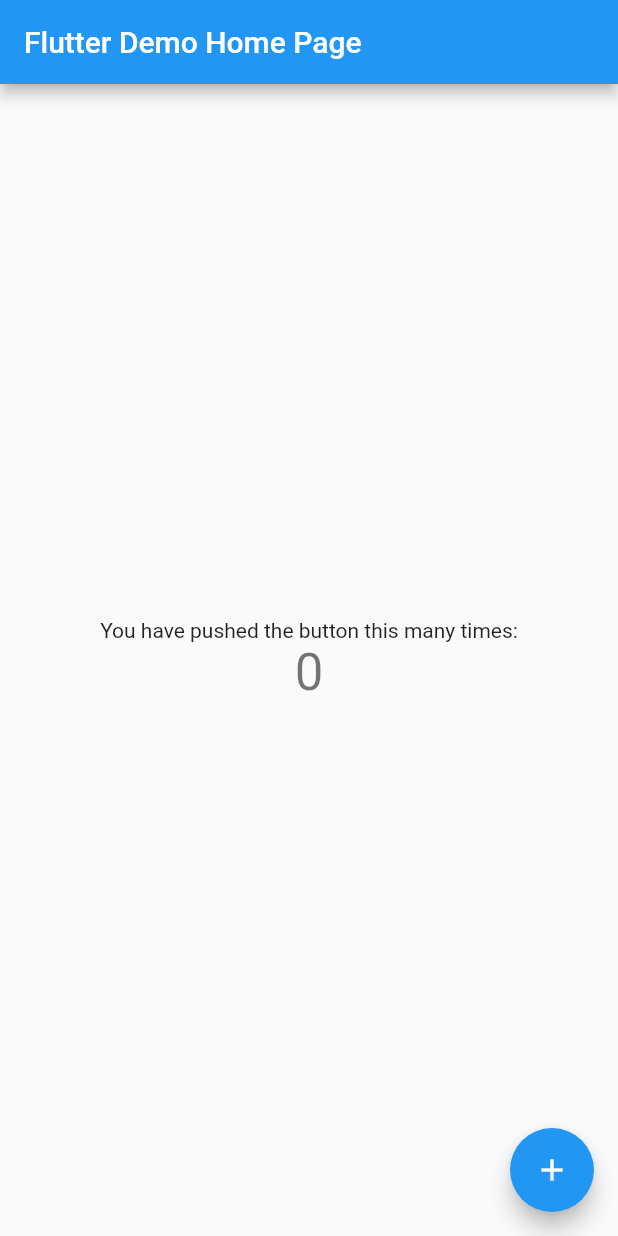
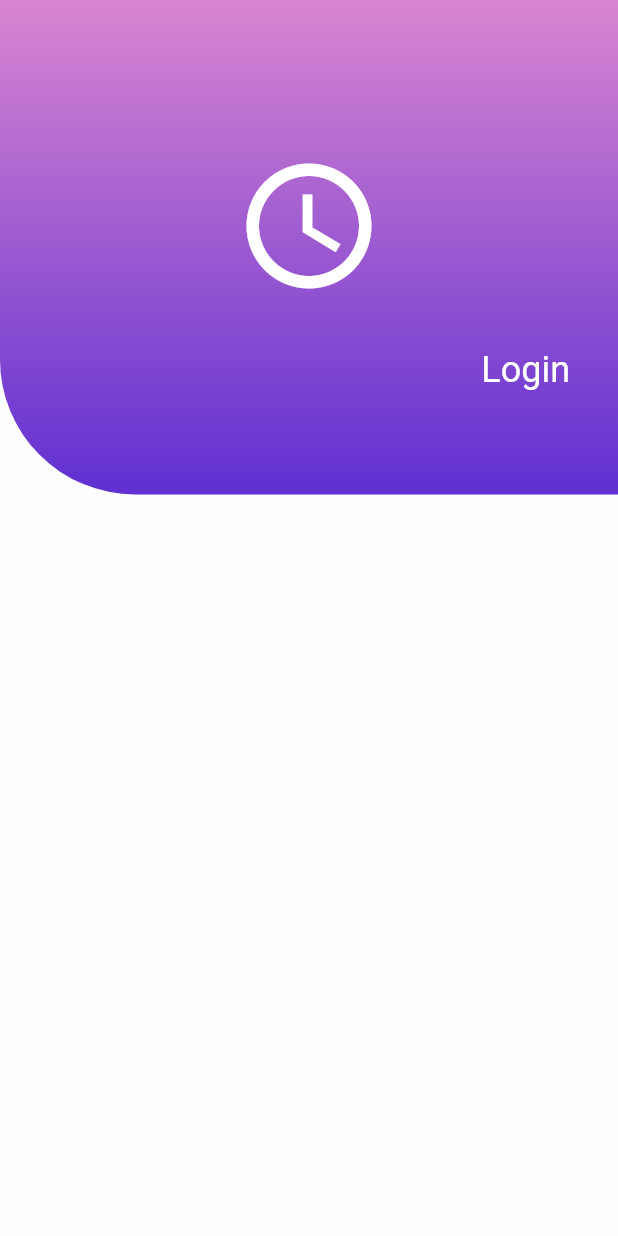
Before and after one commit to anwarabdullahn/saku-mobile, a Flutter app: the screen it shows after launch, on a phone screen of 412 x 824 dp. Run offline on Flutter 3.47's test engine with Material 2 defaults, Android fonts, the phone set to English and light mode, and no system bars.

Commit message:
login header

```diff
--- a/lib/main.dart
+++ b/lib/main.dart
@@ -1,4 +1,5 @@
 import 'package:flutter/material.dart';
+import './pages/LoginPage.dart';
 
 void main() => runApp(MyApp());
 
@@ -9,103 +10,11 @@ class MyApp extends StatelessWidget {
     return MaterialApp(
       title: 'Flutter Demo',
       theme: ThemeData(
-        // This is the theme of your application.
-        //
-        // Try running your application with "flutter run". You'll see the
-        // application has a blue toolbar. Then, without quitting the app, try
-        // changing the primarySwatch below to Colors.green and then invoke
-        // "hot reload" (press "r" in the console where you ran "flutter run",
-        // or simply save your changes to "hot reload" in a Flutter IDE).
-        // Notice that the counter didn't reset back to zero; the application
-        // is not restarted.
-        primarySwatch: Colors.blue,
+        primarySwatch: Colors.lime,
       ),
-      home: MyHomePage(title: 'Flutter Demo Home Page'),
+      routes: {
+        '/' : (BuildContext context) => LoginPage()
+      },
     );
   }
 }
-
-class MyHomePage extends StatefulWidget {
-  MyHomePage({Key key, this.title}) : super(key: key);
-
-  // This widget is the home page of your application. It is stateful, meaning
-  // that it has a State object (defined below) that contains fields that affect
-  // how it looks.
-
-  // This class is the configuration for the state. It holds the values (in this
-  // case the title) provided by the parent (in this case the App widget) and
-  // used by the build method of the State. Fields in a Widget subclass are
-  // always marked "final".
-
-  final String title;
-
-  @override
-  _MyHomePageState createState() => _MyHomePageState();
-}
-
-class _MyHomePageState extends State<MyHomePage> {
-  int _counter = 0;
-
-  void _incrementCounter() {
-    setState(() {
-      // This call to setState tells the Flutter framework that something has
-      // changed in this State, which causes it to rerun the build method below
-      // so that the display can reflect the updated values. If we changed
-      // _counter without calling setState(), then the build method would not be
-      // called again, and so nothing would appear to happen.
-      _counter++;
-    });
-  }
-
-  @override
-  Widget build(BuildContext context) {
-    // This method is rerun every time setState is called, for instance as done
-    // by the _incrementCounter method above.
-    //
-    // The Flutter framework has been optimized to make rerunning build methods
-    // fast, so that you can just rebuild anything that needs updating rather
-    // than having to individually change instances of widgets.
-    return Scaffold(
-      appBar: AppBar(
-        // Here we take the value from the MyHomePage object that was created by
-        // the App.build method, and use it to set our appbar title.
-        title: Text(widget.title),
-      ),
-      body: Center(
-        // Center is a layout widget. It takes a single child and positions it
-        // in the middle of the parent.
-        child: Column(
-          // Column is also layout widget. It takes a list of children and
-          // arranges them vertically. By default, it sizes itself to fit its
-          // children horizontally, and tries to be as tall as its parent.
-          //
-          // Invoke "debug painting" (press "p" in the console, choose the
-          // "Toggle Debug Paint" action from the Flutter Inspector in Android
-          // Studio, or the "Toggle Debug Paint" command in Visual Studio Code)
-          // to see the wireframe for each widget.
-          //
-          // Column has various properties to control how it sizes itself and
-          // how it positions its children. Here we use mainAxisAlignment to
-          // center the children vertically; the main axis here is the vertical
-          // axis because Columns are vertical (the cross axis would be
-          // horizontal).
-          mainAxisAlignment: MainAxisAlignment.center,
-          children: <Widget>[
-            Text(
-              'You have pushed the button this many times:',
-            ),
-            Text(
-              '$_counter',
-              style: Theme.of(context).textTheme.display1,
-            ),
-          ],
-        ),
-      ),
-      floatingActionButton: FloatingActionButton(
-        onPressed: _incrementCounter,
-        tooltip: 'Increment',
-        child: Icon(Icons.add),
-      ), // This trailing comma makes auto-formatting nicer for build methods.
-    );
-  }
-}
--- /dev/null
+++ b/lib/pages/LoginPage.dart
@@ -0,0 +1,66 @@
+import 'package:flutter/material.dart';
+import 'package:flutter/services.dart';
+
+class LoginPage extends StatefulWidget {
+  @override
+  State<StatefulWidget> createState() {
+    return _LoginPage();
+  }
+}
+
+class _LoginPage extends State<LoginPage> {
+  @override
+  void initState() {
+    SystemChrome.setEnabledSystemUIOverlays([]);
+    super.initState();
+  }
+
+  @override
+  Widget build(BuildContext context) {
+    return Scaffold(
+        body: Container(
+      color: Colors.white70,
+      child: Column(
+        children: <Widget>[
+          Container(
+            width: MediaQuery.of(context).size.width,
+            height: MediaQuery.of(context).size.height / 2.5,
+            decoration: BoxDecoration(
+                gradient: LinearGradient(
+                  begin: Alignment.topCenter,
+                  end: Alignment.bottomCenter,
+                  colors: [
+                    Color(0xFFD985D1),
+                    Color(0xFF5F2FD1),
+                  ],
+                ),
+                borderRadius:
+                    BorderRadius.only(bottomLeft: Radius.circular(90))),
+            child: Column(
+              mainAxisAlignment: MainAxisAlignment.center,
+              children: <Widget>[
+                Align(
+                  alignment: Alignment.center,
+                  child: Padding(
+                    padding: const EdgeInsets.only(top: 32),
+                    child:
+                        Icon(Icons.access_time, color: Colors.white, size: 100),
+                  ),
+                ),
+                Align(
+                    alignment: Alignment.bottomRight,
+                    child: Padding(
+                      padding: const EdgeInsets.only(top: 32, right: 32),
+                      child: Text(
+                        'Login',
+                        style: TextStyle(color: Colors.white, fontSize: 24),
+                      ),
+                    ))
+              ],
+            ),
+          )
+        ],
+      ),
+    ));
+  }
+}
```
